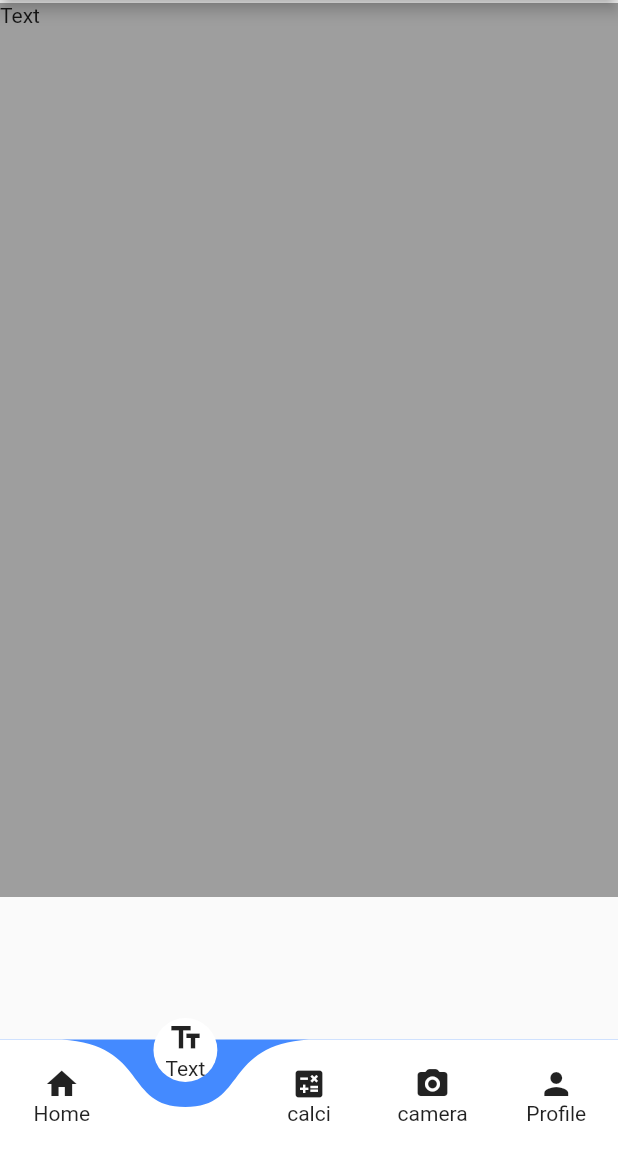
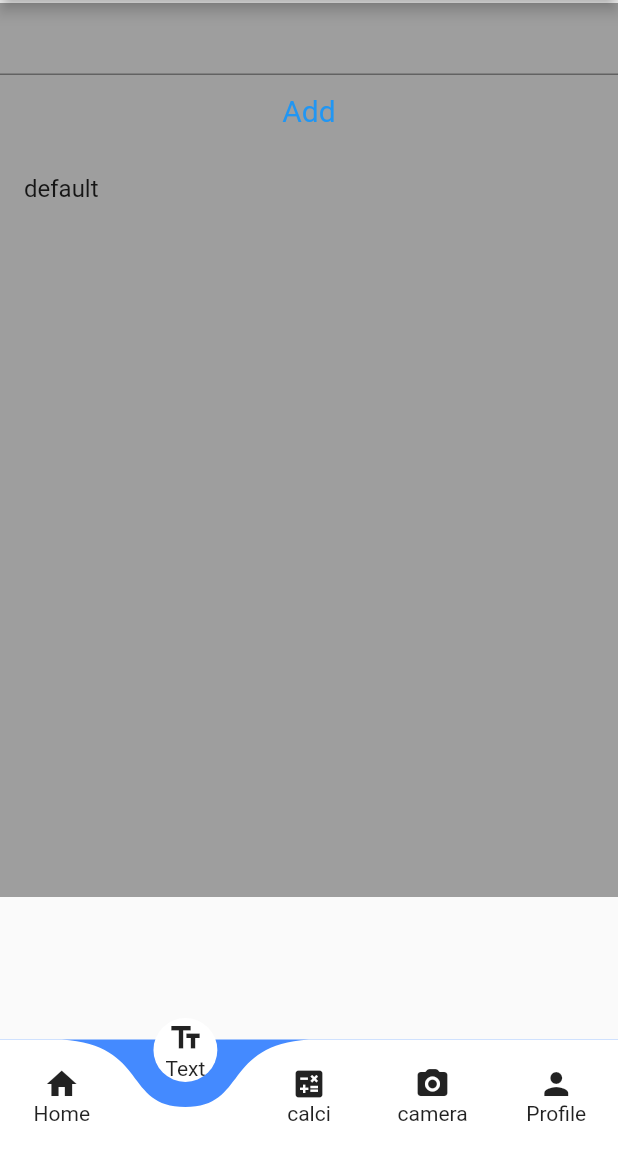
Before and after one commit to Sunandhit-Gupta/AquaTrace, a Flutter app: the cameraPage screen opened directly, item 2 of the bottom bar chosen, on a phone screen of 412 x 824 dp, the part 84-1236 px from its top. Run offline on Flutter 3.47's test engine with Material 2 defaults, Android fonts, the phone set to English and light mode, and no system bars; drawn by our look-alikes of curved_navigation_bar; our stand-ins replace get, google_fonts; missing offline and left inert: flutter_animated_button.

Commit message:
Changes to text page

```diff
--- a/aqua_trace/lib/cameraPage.dart
+++ b/aqua_trace/lib/cameraPage.dart
@@ -6,7 +6,7 @@ import 'package:get/get.dart';
 import 'package:flutter_animated_button/flutter_animated_button.dart';
 import 'package:curved_navigation_bar/curved_navigation_bar.dart';
 import 'package:google_fonts/google_fonts.dart';
-
+import 'package:aqua_trace/textfield.dart';
 
 class cameraPage extends StatefulWidget {
   const cameraPage({super.key});
@@ -17,8 +17,8 @@ class cameraPage extends StatefulWidget {
 
 int myIndex = 0;
 List<Widget> widgetList = [
-  Text("Home"),
-  Text("Text"),
+  Text("Tops"),
+  TextWidget(),
   Text("Calculator"),
   Text("Camera"),
   ProfilePage(),
@@ -31,7 +31,6 @@ class _cameraPageState extends State<cameraPage> {
       child: Scaffold(
         drawer: drawer(),
         appBar: AppBar(
-
           // ---------------making leading Icon for Logout ( not used )-------------------
           // leading: IconButton(
           //     onPressed: () {
@@ -39,11 +38,9 @@ class _cameraPageState extends State<cameraPage> {
           //     },
           //     icon: const Icon(Icons.logout_outlined)),
 
-
           title: const Text("Hello, " + "Sunandhit"),
           centerTitle: true,
           actions: [
-
             // -------------------Making button of Avatar--------------
             FloatingActionButton(
               backgroundColor: Colors.transparent,
@@ -136,7 +133,6 @@ class _cameraPageState extends State<cameraPage> {
         //       ]),
         // ),
 
-
         // -----------------------making curved  NavBar--------------------------
 
         bottomNavigationBar: CurvedNavigationBar(
@@ -146,41 +142,48 @@ class _cameraPageState extends State<cameraPage> {
               });
             },
             items: const [
-
               Column(
                 mainAxisAlignment: MainAxisAlignment.center,
                 children: [
-                    Icon(Icons.home,),
+                  Icon(
+                    Icons.home,
+                  ),
                   Text("Home")
                 ],
               ),
-
               Column(
                 mainAxisAlignment: MainAxisAlignment.center,
                 children: [
-                    Icon(Icons.text_fields_outlined,),
+                  Icon(
+                    Icons.text_fields_outlined,
+                  ),
                   Text("Text")
                 ],
               ),
-
               Column(
                 mainAxisAlignment: MainAxisAlignment.center,
                 children: [
-                    Icon(Icons.calculate,),
+                  Icon(
+                    Icons.calculate,
+                  ),
                   Text("calci")
                 ],
               ),
               Column(
                 mainAxisAlignment: MainAxisAlignment.center,
                 children: [
-                    Icon(Icons.camera_alt_rounded,),
+                  Icon(
+                    Icons.camera_alt_rounded,
+                  ),
                   Text("camera")
                 ],
               ),
               Column(
                 mainAxisAlignment: MainAxisAlignment.center,
                 children: [
-                    Icon(Icons.person,),
+                  Icon(
+                    Icons.person,
+                  ),
                   Text("Profile")
                 ],
               ),
--- /dev/null
+++ b/aqua_trace/lib/textfield.dart
@@ -0,0 +1,65 @@
+import 'package:flutter/material.dart';
+import 'package:flutter/services.dart';
+import 'package:google_fonts/google_fonts.dart';
+
+class TextWidget extends StatefulWidget {
+  @override
+  _TextIn createState() => _TextIn();
+}
+
+class _TextIn extends State<TextWidget> {
+  // List to store items
+  List<String> items = ['default'];
+  List<String> listItems = ['apple', 'bananana', 'book'];
+  var temp = '';
+  TextEditingController textController = TextEditingController();
+
+  @override
+  Widget build(BuildContext context) {
+    return Column(
+      children: <Widget>[
+        Autocomplete<String>(
+          optionsBuilder: (TextEditingValue textinput) {
+            temp = textinput.text;
+            if (textinput.text == '') {
+              return const Iterable<String>.empty();
+            }
+            return listItems.where((String item) {
+              return item.contains(textinput.text.toLowerCase());
+            });
+          },
+        ),
+        // Text field for input
+
+        // Button to add to the list
+        TextButton(
+          onPressed: () {
+            String newItem = temp.trim();
+            if (newItem.isNotEmpty) {
+              setState(() {
+                items.add(newItem);
+                textController.clear();
+              });
+            }
+          },
+          child: Text('Add'),
+          style: TextButton.styleFrom(
+            textStyle: const TextStyle(fontSize: 20),
+          ),
+        ),
+
+        // List to display items
+        Expanded(
+          child: ListView.builder(
+            itemCount: items.length,
+            itemBuilder: (context, index) {
+              return ListTile(
+                title: Text(items[index]),
+              );
+            },
+          ),
+        ),
+      ],
+    );
+  }
+}
```
Also changed, not shown: aqua_trace/pubspec.lock. Lines whose indentation alone changed are shown as unchanged.
